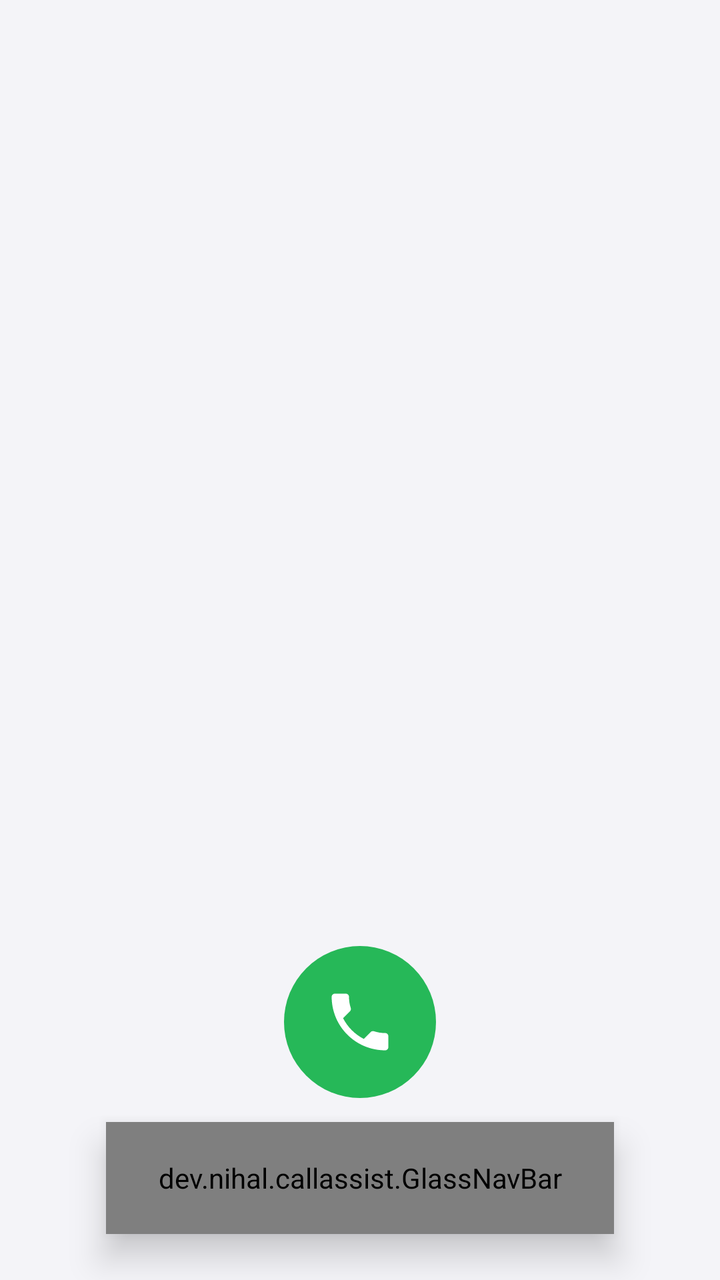
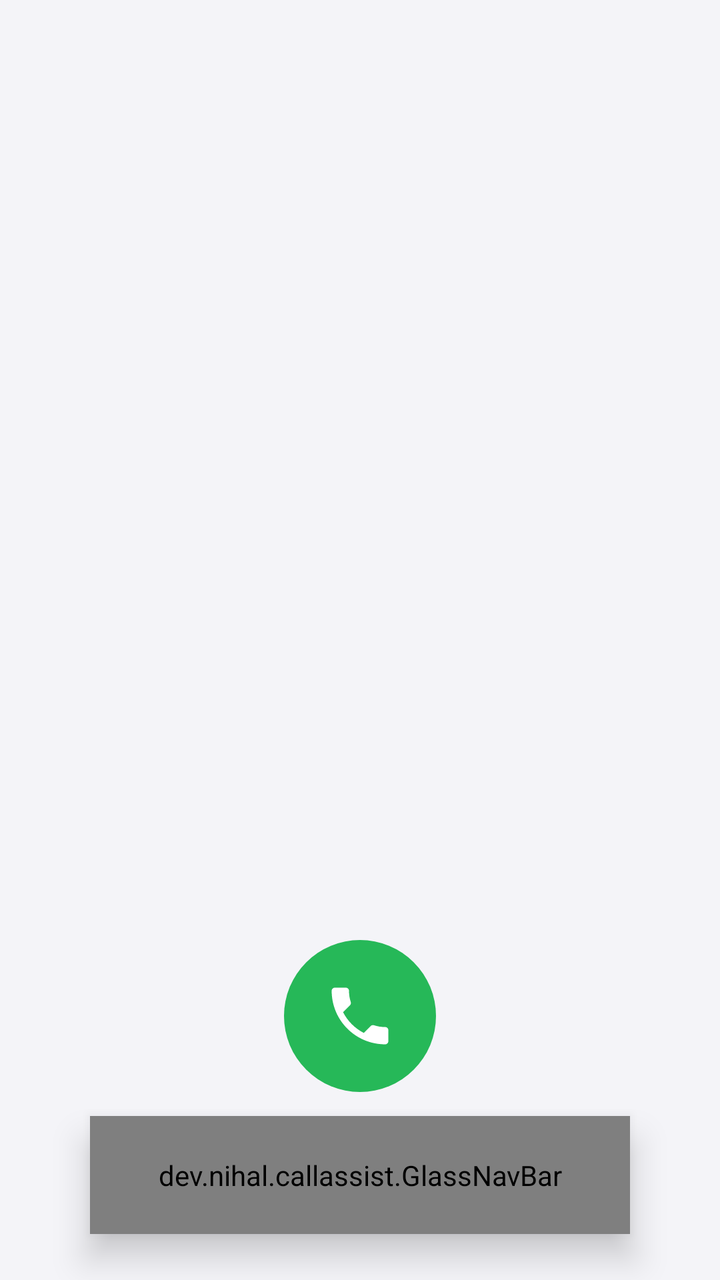

Before-and-after screenshots of an Android layout around one commit, followed by the original layout XML and the change that was made.
<!-- AndroidManifest.xml: application theme Theme.CallAssist -->
<!-- res/layout/activity_main.xml -->
<?xml version="1.0" encoding="utf-8"?>
<FrameLayout xmlns:android="http://schemas.android.com/apk/res/android"
    android:layout_width="match_parent"
    android:layout_height="match_parent">

    <FrameLayout
        android:layout_width="match_parent"
        android:layout_height="match_parent">

        <include
            android:id="@+id/pageKeypad"
            layout="@layout/page_keypad" />

        <include
            android:id="@+id/pageRecents"
            layout="@layout/page_recents"
            android:visibility="gone" />

        <include
            android:id="@+id/pageContacts"
            layout="@layout/page_contacts"
            android:visibility="gone" />

        <include
            android:id="@+id/pageGate"
            layout="@layout/page_gate"
            android:visibility="gone" />
    </FrameLayout>

    <dev.nihal.callassist.GlassNavBar
        android:id="@+id/navBar"
        android:layout_width="match_parent"
        android:layout_height="56dp"
        android:layout_gravity="bottom"
        android:layout_marginStart="53dp"
        android:layout_marginEnd="53dp"
        android:layout_marginBottom="23dp"
        android:elevation="10dp" />
</FrameLayout>
<!-- res/layout/page_keypad.xml (included above) -->
<?xml version="1.0" encoding="utf-8"?>
<FrameLayout xmlns:android="http://schemas.android.com/apk/res/android"
    xmlns:app="http://schemas.android.com/apk/res-auto"
    android:layout_width="match_parent"
    android:layout_height="match_parent">

    <LinearLayout
        android:layout_width="match_parent"
        android:layout_height="match_parent"
        android:orientation="vertical"
        android:paddingBottom="87dp">

        <TextView
            android:id="@+id/suggestionsEmpty"
            android:layout_width="match_parent"
            android:layout_height="0dp"
            android:layout_weight="1"
            android:gravity="center"
            android:textColor="@color/textSecondary"
            android:textSize="15sp" />

        <androidx.recyclerview.widget.RecyclerView
            android:id="@+id/suggestionsList"
            android:layout_width="match_parent"
            android:layout_height="0dp"
            android:layout_weight="1"
            android:clipToPadding="false"
            android:paddingTop="40dp"
            android:scrollbars="none"
            android:visibility="gone" />

        <LinearLayout
            android:id="@+id/keypadPanel"
            android:layout_width="match_parent"
            android:layout_height="wrap_content"
            android:orientation="vertical">

            <LinearLayout
                android:layout_width="match_parent"
                android:layout_height="wrap_content"
                android:gravity="center_vertical"
                android:orientation="horizontal"
                android:paddingStart="56dp"
                android:paddingEnd="12dp">

                <TextView
                    android:id="@+id/numberDisplay"
                    android:layout_width="0dp"
                    android:layout_height="wrap_content"
                    android:layout_weight="1"
                    android:ellipsize="start"
                    android:gravity="center"
                    android:maxLines="1"
                    android:minHeight="60dp"
                    android:textSize="34sp" />

                <ImageButton
                    android:id="@+id/btnBackspace"
                    android:layout_width="48dp"
                    android:layout_height="48dp"
                    android:background="?android:attr/selectableItemBackgroundBorderless"
                    android:contentDescription="Backspace"
                    android:src="@drawable/ic_backspace"
                    android:visibility="invisible"
                    app:tint="@color/textSecondary" />
            </LinearLayout>

            <GridLayout
                android:id="@+id/keypadGrid"
                android:layout_width="match_parent"
                android:layout_height="wrap_content"
                android:columnCount="3"
                android:paddingStart="24dp"
                android:paddingEnd="24dp" />

            <FrameLayout
                android:layout_width="match_parent"
                android:layout_height="wrap_content"
                android:paddingTop="8dp"
                android:paddingBottom="4dp">

                
                <ImageButton
                    android:id="@+id/btnDial"
                    android:layout_width="76dp"
                    android:layout_height="76dp"
                    android:layout_gravity="center"
                    android:background="@drawable/bg_circle"
                    android:backgroundTint="@color/green"
                    android:contentDescription="Call"
                    android:padding="22dp"
                    android:scaleType="fitCenter"
                    android:src="@drawable/ic_phone"
                    app:tint="#FFFFFF" />
            </FrameLayout>
        </LinearLayout>
    </LinearLayout>

    <ImageButton
        android:id="@+id/fabKeypad"
        android:layout_width="62dp"
        android:layout_height="62dp"
        android:layout_gravity="bottom|end"
        android:layout_marginEnd="24dp"
        android:layout_marginBottom="99dp"
        android:background="@drawable/bg_circle"
        android:backgroundTint="@color/green"
        android:contentDescription="Show keypad"
        android:elevation="8dp"
        android:scaleType="center"
        android:src="@drawable/ic_dialpad"
        android:visibility="gone"
        app:tint="#FFFFFF" />
</FrameLayout>
<!-- res/layout/page_recents.xml (included above) -->
<?xml version="1.0" encoding="utf-8"?>
<LinearLayout xmlns:android="http://schemas.android.com/apk/res/android"
    xmlns:app="http://schemas.android.com/apk/res-auto"
    android:layout_width="match_parent"
    android:layout_height="match_parent"
    android:orientation="vertical">

    <FrameLayout
        android:layout_width="match_parent"
        android:layout_height="wrap_content"
        android:paddingStart="16dp"
        android:paddingTop="40dp"
        android:paddingEnd="16dp"
        android:paddingBottom="16dp">

        <TextView
            android:layout_width="wrap_content"
            android:layout_height="wrap_content"
            android:layout_gravity="center"
            android:text="Phone"
            android:textSize="30sp"
            android:textStyle="bold" />

        <ImageButton
            android:id="@+id/gearRecents"
            android:layout_width="44dp"
            android:layout_height="44dp"
            android:layout_gravity="end|center_vertical"
            android:background="?android:attr/selectableItemBackgroundBorderless"
            android:contentDescription="Settings"
            android:src="@drawable/ic_settings"
            app:tint="@color/textSecondary" />
    </FrameLayout>

    <TextView
        android:id="@+id/recentsEmpty"
        android:layout_width="match_parent"
        android:layout_height="wrap_content"
        android:gravity="center"
        android:padding="32dp"
        android:text="No calls yet"
        android:textColor="@color/textSecondary"
        android:visibility="gone" />

    <androidx.recyclerview.widget.RecyclerView
        android:id="@+id/recentsList"
        android:layout_width="match_parent"
        android:layout_height="match_parent"
        android:clipToPadding="false"
        android:paddingStart="16dp"
        android:paddingEnd="16dp"
        android:paddingBottom="99dp"
        android:scrollbars="none" />
</LinearLayout>
<!-- res/layout/page_contacts.xml (included above) -->
<?xml version="1.0" encoding="utf-8"?>
<LinearLayout xmlns:android="http://schemas.android.com/apk/res/android"
    android:layout_width="match_parent"
    android:layout_height="match_parent"
    android:orientation="vertical">

    <LinearLayout
        android:layout_width="match_parent"
        android:layout_height="wrap_content"
        android:gravity="center_vertical"
        android:orientation="horizontal"
        android:paddingStart="24dp"
        android:paddingTop="24dp"
        android:paddingEnd="16dp">

        <TextView
            android:layout_width="0dp"
            android:layout_height="wrap_content"
            android:layout_weight="1"
            android:text="Contacts"
            android:textSize="26sp"
            android:textStyle="bold" />

        <ImageButton
            android:id="@+id/gearContacts"
            android:layout_width="44dp"
            android:layout_height="44dp"
            android:background="?android:attr/selectableItemBackgroundBorderless"
            android:contentDescription="Settings"
            android:src="@drawable/ic_settings"
            app:tint="@color/textSecondary"
            xmlns:app="http://schemas.android.com/apk/res-auto" />
    </LinearLayout>

    <EditText
        android:id="@+id/contactSearch"
        android:layout_width="match_parent"
        android:layout_height="wrap_content"
        android:layout_marginStart="16dp"
        android:layout_marginTop="14dp"
        android:layout_marginEnd="16dp"
        android:layout_marginBottom="6dp"
        android:background="@drawable/bg_search"
        android:hint="Search"
        android:inputType="text"
        android:paddingStart="20dp"
        android:paddingTop="12dp"
        android:paddingEnd="20dp"
        android:paddingBottom="12dp"
        android:singleLine="true"
        android:textColorHint="@color/textSecondary"
        android:textSize="15sp" />

    <TextView
        android:id="@+id/contactsEmpty"
        android:layout_width="match_parent"
        android:layout_height="wrap_content"
        android:gravity="center"
        android:padding="32dp"
        android:text="No contacts"
        android:textColor="@color/textSecondary"
        android:visibility="gone" />

    <androidx.recyclerview.widget.RecyclerView
        android:id="@+id/contactsList"
        android:layout_width="match_parent"
        android:layout_height="match_parent"
        android:clipToPadding="false"
        android:paddingBottom="99dp"
        android:scrollbars="none" />
</LinearLayout>
<!-- res/layout/page_gate.xml (included above) -->
<?xml version="1.0" encoding="utf-8"?>
<ScrollView xmlns:android="http://schemas.android.com/apk/res/android"
    android:layout_width="match_parent"
    android:layout_height="match_parent"
    android:scrollbars="none">

    <LinearLayout
        android:layout_width="match_parent"
        android:layout_height="wrap_content"
        android:orientation="vertical"
        android:paddingStart="16dp"
        android:paddingTop="24dp"
        android:paddingEnd="16dp"
        android:paddingBottom="105dp">

        <LinearLayout
            android:layout_width="match_parent"
            android:layout_height="wrap_content"
            android:gravity="center_vertical"
            android:orientation="horizontal"
            android:paddingStart="8dp">

            <TextView
                android:layout_width="0dp"
                android:layout_height="wrap_content"
                android:layout_weight="1"
                android:text="Gate"
                android:textSize="26sp"
                android:textStyle="bold" />

            <ImageButton
                android:id="@+id/gearGate"
                android:layout_width="44dp"
                android:layout_height="44dp"
                android:background="?android:attr/selectableItemBackgroundBorderless"
                android:contentDescription="Settings"
                android:src="@drawable/ic_settings"
                app:tint="@color/textSecondary"
                xmlns:app="http://schemas.android.com/apk/res-auto" />
        </LinearLayout>

        
        <LinearLayout
            android:layout_width="match_parent"
            android:layout_height="wrap_content"
            android:layout_marginTop="20dp"
            android:background="@drawable/bg_card"
            android:orientation="vertical"
            android:padding="18dp">

            <TextView
                style="@style/SectionTitle"
                android:layout_width="wrap_content"
                android:layout_height="wrap_content"
                android:text="STATUS" />

            
            <LinearLayout
                android:layout_width="match_parent"
                android:layout_height="wrap_content"
                android:gravity="center_vertical"
                android:orientation="horizontal">

                <ImageView
                    android:id="@+id/statusBadge"
                    android:layout_width="26dp"
                    android:layout_height="26dp"
                    android:background="@drawable/bg_status_pill"
                    android:contentDescription="Status"
                    android:padding="4dp"
                    android:src="@drawable/ic_check_small" />

                <LinearLayout
                    android:layout_width="0dp"
                    android:layout_height="wrap_content"
                    android:layout_marginStart="12dp"
                    android:layout_weight="1"
                    android:orientation="vertical">

                    <TextView
                        android:id="@+id/statusHeadline"
                        android:layout_width="match_parent"
                        android:layout_height="wrap_content"
                        android:textSize="16sp"
                        android:textStyle="bold" />

                    <TextView
                        android:id="@+id/statusSub"
                        android:layout_width="match_parent"
                        android:layout_height="wrap_content"
                        android:textColor="@color/textSecondary"
                        android:textSize="13sp" />
                </LinearLayout>
            </LinearLayout>

            
            <LinearLayout
                android:id="@+id/statusIssues"
                android:layout_width="match_parent"
                android:layout_height="wrap_content"
                android:layout_marginTop="14dp"
                android:orientation="vertical"
                android:visibility="gone" />
        </LinearLayout>

        
        <LinearLayout
            android:layout_width="match_parent"
            android:layout_height="wrap_content"
            android:layout_marginTop="14dp"
            android:background="@drawable/bg_card"
            android:orientation="vertical"
            android:padding="18dp">

            <TextView
                style="@style/SectionTitle"
                android:layout_width="wrap_content"
                android:layout_height="wrap_content"
                android:text="GATE AUTOMATION" />

            <Switch
                android:id="@+id/switchEnabled"
                android:layout_width="match_parent"
                android:layout_height="wrap_content"
                android:minHeight="44dp"
                android:text="Auto-answer intercom and send code" />

            <Switch
                android:id="@+id/switchNotify"
                android:layout_width="match_parent"
                android:layout_height="wrap_content"
                android:minHeight="44dp"
                android:text="Notify when gate code runs" />

            <TextView
                android:layout_width="wrap_content"
                android:layout_height="wrap_content"
                android:layout_marginTop="12dp"
                android:text="Intercom contact name or phone number"
                android:textColor="@color/textSecondary"
                android:textSize="13sp" />

            <EditText
                android:id="@+id/editContact"
                android:layout_width="match_parent"
                android:layout_height="wrap_content"
                android:inputType="text"
                android:textSize="16sp" />

            <TextView
                android:layout_width="wrap_content"
                android:layout_height="wrap_content"
                android:layout_marginTop="10dp"
                android:text="Gate code (digits, * and #)"
                android:textColor="@color/textSecondary"
                android:textSize="13sp" />

            <EditText
                android:id="@+id/editCode"
                android:layout_width="match_parent"
                android:layout_height="wrap_content"
                android:inputType="text"
                android:textSize="16sp" />

            <Button
                android:id="@+id/btnSave"
                android:layout_width="match_parent"
                android:layout_height="wrap_content"
                android:layout_marginTop="10dp"
                android:backgroundTint="@color/accent"
                android:text="Save" />
        </LinearLayout>

        
        <LinearLayout
            android:layout_width="match_parent"
            android:layout_height="wrap_content"
            android:layout_marginTop="14dp"
            android:background="@drawable/bg_card"
            android:orientation="vertical"
            android:padding="18dp">

            <TextView
                style="@style/SectionTitle"
                android:layout_width="wrap_content"
                android:layout_height="wrap_content"
                android:text="EVENT LOG" />

            <TextView
                android:id="@+id/logEmpty"
                android:layout_width="match_parent"
                android:layout_height="wrap_content"
                android:paddingTop="6dp"
                android:paddingBottom="6dp"
                android:text="No gate events yet"
                android:textColor="@color/textSecondary"
                android:textSize="14sp"
                android:visibility="gone" />

            <androidx.recyclerview.widget.RecyclerView
                android:id="@+id/logList"
                android:layout_width="match_parent"
                android:layout_height="410dp"
                android:clipToPadding="false"
                android:nestedScrollingEnabled="false"
                android:overScrollMode="ifContentScrolls"
                android:scrollbars="vertical" />

            <LinearLayout
                android:layout_width="match_parent"
                android:layout_height="wrap_content"
                android:layout_marginTop="10dp"
                android:orientation="horizontal">

                <Button
                    android:id="@+id/btnRefreshLog"
                    android:layout_width="0dp"
                    android:layout_height="wrap_content"
                    android:layout_marginEnd="6dp"
                    android:layout_weight="1"
                    android:text="Refresh" />

                <Button
                    android:id="@+id/btnClearLog"
                    android:layout_width="0dp"
                    android:layout_height="wrap_content"
                    android:layout_marginStart="6dp"
                    android:layout_weight="1"
                    android:text="Clear" />
            </LinearLayout>
        </LinearLayout>

        <TextView
            android:id="@+id/versionText"
            android:layout_width="match_parent"
            android:layout_height="wrap_content"
            android:layout_marginTop="20dp"
            android:gravity="center"
            android:textColor="@color/textSecondary"
            android:textSize="12sp" />
    </LinearLayout>
</ScrollView>
<!-- resources referenced by this layout -->
<resources>
  <color name="accent">#2E6FE8</color>
  <color name="green">#26B858</color>
  <color name="textSecondary">#73737C</color>
  <!-- drawable bg_card (drawable) -->
  <?xml version="1.0" encoding="utf-8"?>
  <shape xmlns:android="http://schemas.android.com/apk/res/android" android:shape="rectangle">
      <solid android:color="@color/card" />
      <corners android:radius="20dp" />
  </shape>
  <!-- drawable bg_circle (drawable) -->
  <?xml version="1.0" encoding="utf-8"?>
  <shape xmlns:android="http://schemas.android.com/apk/res/android" android:shape="oval">
      <solid android:color="#FFFFFF" />
  </shape>
  <!-- drawable bg_search (drawable) -->
  <?xml version="1.0" encoding="utf-8"?>
  <shape xmlns:android="http://schemas.android.com/apk/res/android" android:shape="rectangle">
      <solid android:color="@color/card" />
      <corners android:radius="28dp" />
  </shape>
  <!-- drawable bg_status_pill (drawable) -->
  <?xml version="1.0" encoding="utf-8"?>
  <shape xmlns:android="http://schemas.android.com/apk/res/android" android:shape="oval">
      <solid android:color="#FFFFFF" />
  </shape>
  <!-- drawable ic_check_small (drawable) -->
  <?xml version="1.0" encoding="utf-8"?>
  <vector xmlns:android="http://schemas.android.com/apk/res/android"
      android:width="24dp"
      android:height="24dp"
      android:viewportWidth="24"
      android:viewportHeight="24"
      android:tint="#FFFFFF">
      <path
          android:fillColor="@android:color/white"
          android:pathData="M9.55,17.2 L4.35,12l1.4,-1.4 3.8,3.8 8.7,-8.7 1.4,1.4z" />
  </vector>
  <style name="SectionTitle">
          <item name="android:textSize">13sp</item>
          <item name="android:textStyle">bold</item>
          <item name="android:textColor">@color/accent</item>
          <item name="android:layout_marginBottom">8dp</item>
      </style>
  <color name="card">#FFFFFF</color>
  <color name="bg">#F4F4F8</color>
  <color name="card2">#ECECF1</color>
  <color name="accentSoft">#DCE8FF</color>
  <color name="textPrimary">#17171A</color>
  <style name="AppButton" parent="Widget.Material3.Button">
          <item name="backgroundTint">@color/card2</item>
          <item name="android:textColor">@color/textPrimary</item>
          <item name="cornerRadius">24dp</item>
          <item name="android:textAllCaps">false</item>
          <item name="android:letterSpacing">0</item>
          <item name="android:textSize">15sp</item>
          <item name="android:insetTop">4dp</item>
          <item name="android:insetBottom">4dp</item>
      </style>
  <style name="GlassAlertDialogStyle" parent="MaterialAlertDialog.Material3">
          <item name="shapeAppearanceOverlay">@style/GlassAlertShape</item>
          <item name="backgroundTint">@color/navBg</item>
      </style>
  <style name="GlassAlertTitle" parent="MaterialAlertDialog.Material3.Title.Text">
          <item name="android:textColor">@color/textPrimary</item>
          <item name="android:textSize">20sp</item>
          <item name="android:textStyle">bold</item>
      </style>
  <style name="GlassAlertButton" parent="Widget.Material3.Button.TextButton.Dialog">
          <item name="android:textColor">@color/accent</item>
          <item name="android:textAllCaps">false</item>
          <item name="android:textSize">16sp</item>
          <item name="android:letterSpacing">0</item>
      </style>
  <style name="GlassAlertShape">
          <item name="cornerFamily">rounded</item>
          <item name="cornerSize">30dp</item>
      </style>
  <color name="navBg">#F2F4F4F8</color>
  <!-- unchanged entries left out for length: 6 -->
</resources>

<!-- the commit's change to res/layout/activity_main.xml (unified diff, before → after) -->
@@ -30,10 +30,10 @@
     <dev.nihal.callassist.GlassNavBar
         android:id="@+id/navBar"
         android:layout_width="match_parent"
-        android:layout_height="56dp"
+        android:layout_height="59dp"
         android:layout_gravity="bottom"
-        android:layout_marginStart="53dp"
-        android:layout_marginEnd="53dp"
+        android:layout_marginStart="45dp"
+        android:layout_marginEnd="45dp"
         android:layout_marginBottom="23dp"
         android:elevation="10dp" />
 </FrameLayout>
@@ -48,7 +48,7 @@
         android:layout_width="match_parent"
         android:layout_height="match_parent"
         android:orientation="vertical"
-        android:paddingBottom="87dp">
+        android:paddingBottom="90dp">
 
         <TextView
             android:id="@+id/suggestionsEmpty"
@@ -142,7 +142,7 @@
         android:layout_height="62dp"
         android:layout_gravity="bottom|end"
         android:layout_marginEnd="24dp"
-        android:layout_marginBottom="99dp"
+        android:layout_marginBottom="102dp"
         android:background="@drawable/bg_circle"
         android:backgroundTint="@color/green"
         android:contentDescription="Show keypad"
@@ -204,7 +204,7 @@
         android:clipToPadding="false"
         android:paddingStart="16dp"
         android:paddingEnd="16dp"
-        android:paddingBottom="99dp"
+        android:paddingBottom="102dp"
         android:scrollbars="none" />
 </LinearLayout>
 <!-- res/layout/page_contacts.xml (included above) -->
@@ -276,7 +276,7 @@
         android:layout_width="match_parent"
         android:layout_height="match_parent"
         android:clipToPadding="false"
-        android:paddingBottom="99dp"
+        android:paddingBottom="102dp"
         android:scrollbars="none" />
 </LinearLayout>
 <!-- res/layout/page_gate.xml (included above) -->
@@ -293,7 +293,7 @@
         android:paddingStart="16dp"
         android:paddingTop="24dp"
         android:paddingEnd="16dp"
-        android:paddingBottom="105dp">
+        android:paddingBottom="108dp">
 
         <LinearLayout
             android:layout_width="match_parent"
